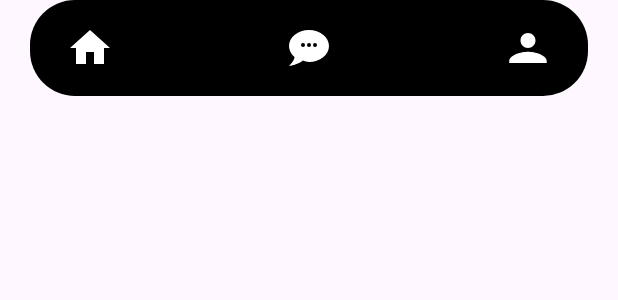
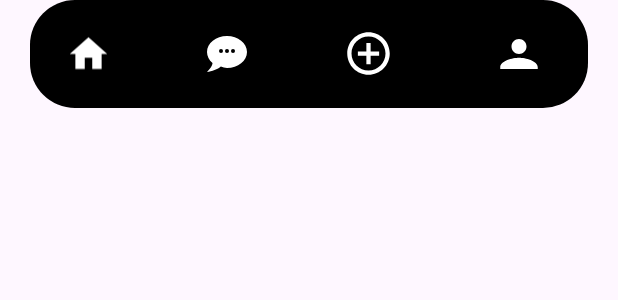
Before and after one commit to BarLarrea/rishon-surf-club, an Android app: the layout nav_bar.xml on its own in the app's theme, with its tools: preview values and no code run, on a phone screen of 412 x 824 dp. Shown: the top 300 px of the screen. Run offline under Robolectric (Android 15) with nearby library versions, the phone set to English and light mode, and no system bars.

```diff
--- a/app/src/main/java/com/example/surf_club_android/CreatePostFragment.kt
+++ b/app/src/main/java/com/example/surf_club_android/view/fragments/CreatePostFragment.kt
@@ -1,4 +1,4 @@
-//package com.example.surf_club_android.ui
+package com.example.surf_club_android.view.fragments//package com.example.surf_club_android.ui
 //
 //import android.app.Activity
 //import android.app.DatePickerDialog
--- a/app/src/main/java/com/example/surf_club_android/SplashActivity.kt
+++ b/app/src/main/java/com/example/surf_club_android/view/fragments/SplashActivity.kt
@@ -1,4 +1,4 @@
-//package com.example.surf_club_android
+package com.example.surf_club_android.view.fragments//package com.example.surf_club_android
 //
 //import android.animation.ObjectAnimator
 //import android.annotation.SuppressLint
--- a/app/src/main/java/com/example/surf_club_android/viewmodel/UserProfileViewModel.kt
+++ b/app/src/main/java/com/example/surf_club_android/viewmodel/UserProfileViewModel.kt
@@ -1,4 +1,4 @@
-//package com.example.surf_club_android.viewmodel
+package com.example.surf_club_android.viewmodel//package com.example.surf_club_android.viewmodel
 //
 //import androidx.lifecycle.LiveData
 //import androidx.lifecycle.MutableLiveData
--- /dev/null
+++ b/app/src/main/res/drawable/ic_add.xml
@@ -0,0 +1,5 @@
+<vector xmlns:android="http://schemas.android.com/apk/res/android" android:height="24dp" android:tint="#FFFFFF" android:viewportHeight="24" android:viewportWidth="24" android:width="24dp">
+
+    <path android:fillColor="@android:color/white" android:pathData="M13,7h-2v4L7,11v2h4v4h2v-4h4v-2h-4L13,7zM12,2C6.48,2 2,6.48 2,12s4.48,10 10,10 10,-4.48 10,-10S17.52,2 12,2zM12,20c-4.41,0 -8,-3.59 -8,-8s3.59,-8 8,-8 8,3.59 8,8 -3.59,8 -8,8z"/>
+
+</vector>
--- /dev/null
+++ b/app/src/main/res/drawable/nav_button_background.xml
@@ -0,0 +1,21 @@
+<?xml version="1.0" encoding="utf-8"?>
+<selector xmlns:android="http://schemas.android.com/apk/res/android">
+    <item android:state_pressed="true">
+        <shape android:shape="rectangle">
+            <solid android:color="#33FFFFFF" /> <!-- 20% white when pressed -->
+            <corners android:radius="24dp" />
+        </shape>
+    </item>
+    <item android:state_focused="true">
+        <shape android:shape="rectangle">
+            <solid android:color="#1AFFFFFF" /> <!-- 10% white when focused -->
+            <corners android:radius="24dp" />
+        </shape>
+    </item>
+    <item>
+        <shape android:shape="rectangle">
+            <solid android:color="#00FFFFFF" /> <!-- Transparent by default -->
+            <corners android:radius="24dp" />
+        </shape>
+    </item>
+</selector>
--- a/app/src/main/res/layout/nav_bar.xml
+++ b/app/src/main/res/layout/nav_bar.xml
@@ -1,6 +1,5 @@
 <?xml version="1.0" encoding="utf-8"?>
-<LinearLayout
-    xmlns:android="http://schemas.android.com/apk/res/android"
+<LinearLayout xmlns:android="http://schemas.android.com/apk/res/android"
     android:id="@+id/bottomNavigation"
     android:layout_width="match_parent"
     android:layout_height="wrap_content"
@@ -8,25 +7,25 @@
     android:layout_marginEnd="20dp"
     android:layout_marginBottom="20dp"
     android:background="@drawable/bottom_nav_background"
+    android:gravity="center"
     android:orientation="horizontal"
-    android:gravity="center"
     android:paddingStart="16dp"
+    android:paddingTop="8dp"
     android:paddingEnd="16dp"
-    android:paddingTop="8dp"
     android:paddingBottom="8dp">
 
     <ImageView
         android:id="@+id/homeButton"
         android:layout_width="wrap_content"
         android:layout_height="wrap_content"
-        android:minWidth="48dp"
+        android:background="@drawable/nav_button_background"
+        android:clickable="true"
+        android:contentDescription="@string/home"
+        android:focusable="true"
+        android:minWidth="46dp"
         android:minHeight="48dp"
-        android:src="@drawable/ic_home"
-        android:contentDescription="@string/home"
-        android:clickable="true"
-        android:focusable="true"
-        android:background="?attr/selectableItemBackgroundBorderless"
-        android:padding="8dp" />
+        android:padding="8dp"
+        android:src="@drawable/ic_home" />
 
     <Space
         android:layout_width="0dp"
@@ -37,14 +36,31 @@
         android:id="@+id/chatButton"
         android:layout_width="wrap_content"
         android:layout_height="wrap_content"
+        android:background="@drawable/nav_button_background"
+        android:clickable="true"
+        android:contentDescription="@string/chat"
+        android:focusable="true"
         android:minWidth="48dp"
         android:minHeight="48dp"
-        android:src="@drawable/ic_chat"
-        android:contentDescription="@string/chat"
+        android:padding="8dp"
+        android:src="@drawable/ic_chat" />
+
+    <Space
+        android:layout_width="0dp"
+        android:layout_height="wrap_content"
+        android:layout_weight="1" />
+
+    <ImageView
+        android:id="@+id/addButton"
+        android:layout_width="50dp"
+        android:layout_height="50dp"
+        android:background="@drawable/nav_button_background"
         android:clickable="true"
+        android:contentDescription="@string/add_session"
         android:focusable="true"
-        android:background="?attr/selectableItemBackgroundBorderless"
-        android:padding="8dp" />
+        android:padding="8dp"
+        android:scaleType="fitCenter"
+        android:src="@drawable/ic_add" />
 
     <Space
         android:layout_width="0dp"
@@ -55,13 +71,13 @@
         android:id="@+id/profileButton"
         android:layout_width="wrap_content"
         android:layout_height="wrap_content"
-        android:minWidth="48dp"
-        android:minHeight="48dp"
-        android:src="@drawable/ic_profile"
+        android:background="@drawable/nav_button_background"
+        android:clickable="true"
         android:contentDescription="@string/profile"
-        android:clickable="true"
         android:focusable="true"
-        android:background="?attr/selectableItemBackgroundBorderless"
-        android:padding="4dp" />
+        android:minWidth="60dp"
+        android:minHeight="56dp"
+        android:padding="8dp"
+        android:src="@drawable/ic_profile" />
 
 </LinearLayout>
```
Also changed, not shown: app/src/main/java/UserProfileFragment.kt (renamed from app/src/main/java/com/example/surf_club_android/view/fragments/UserProfileFragment.kt).
